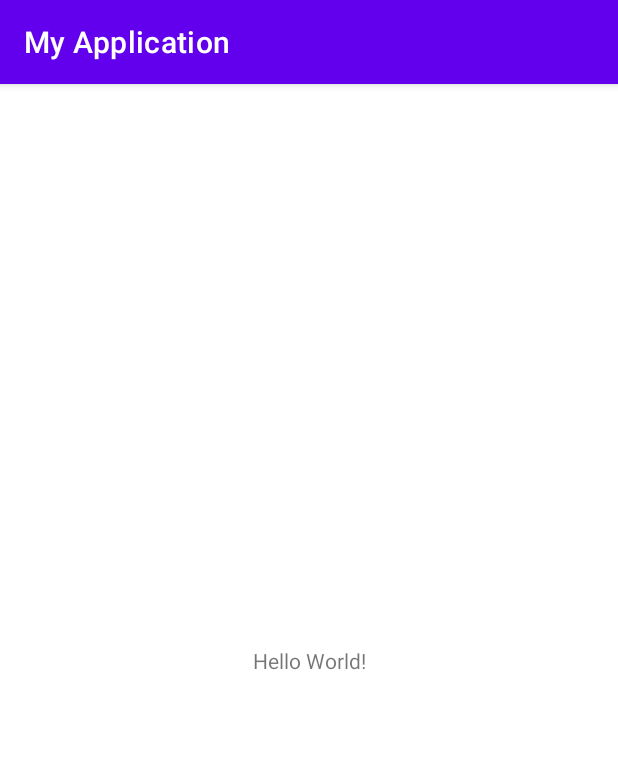
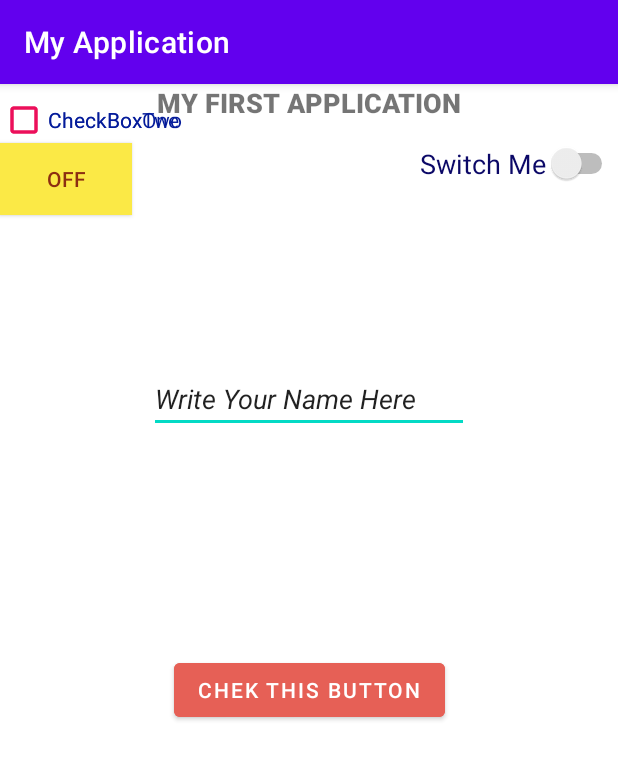
Before and after one commit to JuliaFalstaff/MyApplication, an Android app: the screen it shows after launch (MainActivity), on a phone screen of 412 x 824 dp. Shown: the top 760 px of the screen. Run offline under Robolectric (Android 15) with nearby library versions, the phone set to English and light mode, and no system bars.

Commit message:
Add Button, TextView, Switch and others elements

```diff
--- a/app/src/main/res/layout/activity_main.xml
+++ b/app/src/main/res/layout/activity_main.xml
@@ -1,18 +1,94 @@
 <?xml version="1.0" encoding="utf-8"?>
 <androidx.constraintlayout.widget.ConstraintLayout xmlns:android="http://schemas.android.com/apk/res/android"
+
     xmlns:app="http://schemas.android.com/apk/res-auto"
     xmlns:tools="http://schemas.android.com/tools"
     android:layout_width="match_parent"
     android:layout_height="match_parent"
     tools:context=".MainActivity">
 
+
     <TextView
+        android:id="@+id/textView"
+        android:layout_width="0dp"
+        android:layout_height="39dp"
+        android:fontFamily="sans-serif-black"
+        android:text="My First Application"
+        android:textAlignment="center"
+        android:textAllCaps="true"
+        android:textSize="18sp"
+        app:layout_constraintEnd_toEndOf="parent"
+        app:layout_constraintStart_toStartOf="parent"
+        app:layout_constraintTop_toTopOf="parent" />
+
+    <Button
+        android:id="@+id/button"
         android:layout_width="wrap_content"
         android:layout_height="wrap_content"
-        android:text="Hello World!"
+        android:backgroundTint="#E66056"
+        android:text="Chek this button"
         app:layout_constraintBottom_toBottomOf="parent"
-        app:layout_constraintLeft_toLeftOf="parent"
-        app:layout_constraintRight_toRightOf="parent"
-        app:layout_constraintTop_toTopOf="parent" />
+        app:layout_constraintEnd_toEndOf="parent"
+        app:layout_constraintStart_toStartOf="parent"
+        app:layout_constraintTop_toBottomOf="@+id/textView" />
+
+    <Switch
+        android:id="@+id/switch1"
+        android:layout_width="wrap_content"
+        android:layout_height="wrap_content"
+        android:shadowColor="#2D377A"
+        android:text="Switch Me"
+        android:textColor="#0B0867"
+        android:textSize="18sp"
+        app:layout_constraintEnd_toEndOf="parent"
+        app:layout_constraintTop_toBottomOf="@+id/textView" />
+
+    <CheckBox
+        android:id="@+id/checkBox"
+        android:layout_width="wrap_content"
+        android:layout_height="wrap_content"
+        android:backgroundTint="#1129B1"
+        android:buttonTint="#EC0F5A"
+        android:text="CheckBoxOne"
+        android:textColor="#041B9A"
+        android:textSize="14sp"
+        app:layout_constraintStart_toStartOf="parent"
+        tools:layout_editor_absoluteY="457dp" />
+
+    <CheckBox
+        android:id="@+id/checkBox2"
+        android:layout_width="wrap_content"
+        android:layout_height="wrap_content"
+        android:backgroundTint="#1129B1"
+        android:buttonTint="#EC0F5A"
+        android:text="CheckBoxTwo"
+        android:textColor="#041B9A"
+        android:textSize="14sp"
+        app:layout_constraintStart_toStartOf="parent"
+        tools:layout_editor_absoluteY="505dp" />
+
+    <ToggleButton
+        android:id="@+id/toggleButton"
+        android:layout_width="wrap_content"
+        android:layout_height="wrap_content"
+        android:background="#FBE946"
+        android:text="ToggleButton"
+        android:textColor="#8C2E11"
+        android:textIsSelectable="false"
+        app:layout_constraintStart_toStartOf="parent"
+        app:layout_constraintTop_toBottomOf="@+id/textView" />
+
+    <EditText
+        android:id="@+id/editTextTextPersonName"
+        android:layout_width="wrap_content"
+        android:layout_height="wrap_content"
+        android:ems="10"
+        android:inputType="textPersonName"
+        android:text="Write Your Name Here"
+        android:textStyle="italic"
+        app:layout_constraintBottom_toTopOf="@+id/button"
+        app:layout_constraintEnd_toEndOf="parent"
+        app:layout_constraintStart_toStartOf="parent"
+        app:layout_constraintTop_toBottomOf="@+id/textView" />
 
 </androidx.constraintlayout.widget.ConstraintLayout>
```
